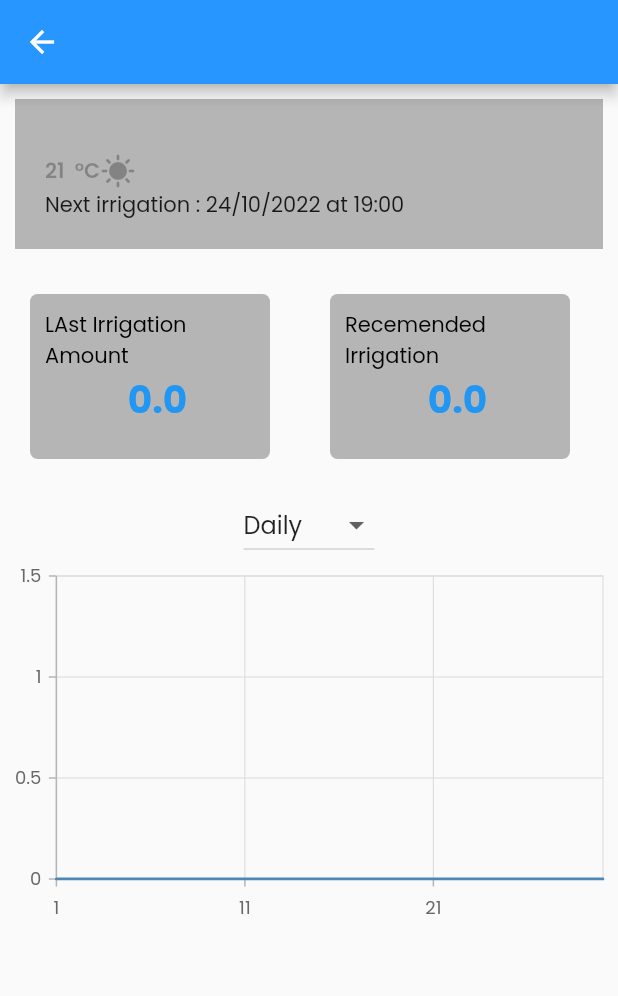
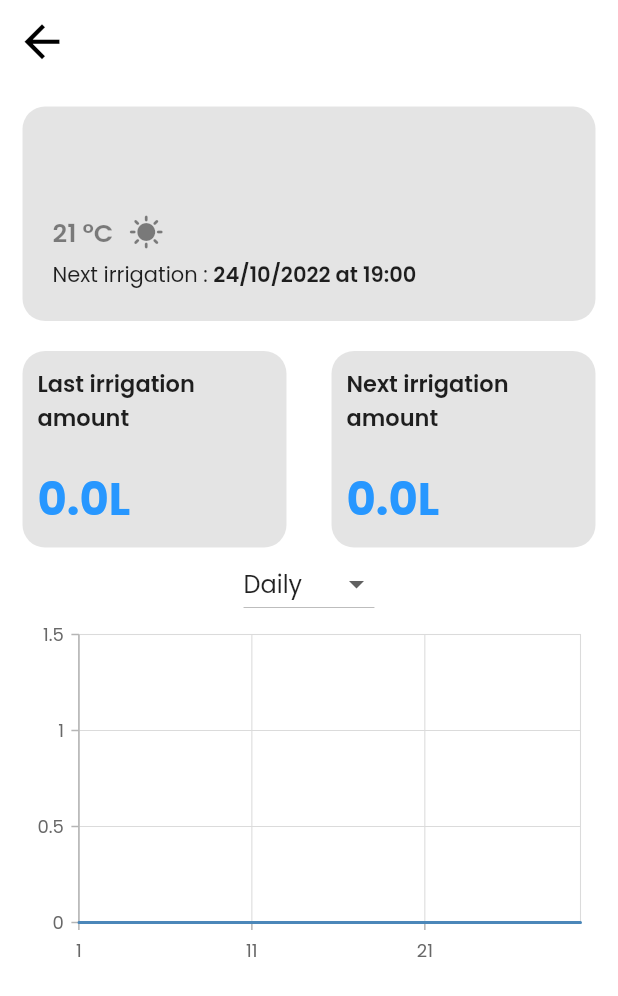
Before and after one commit to suleyman735/irrigoptimal, a Flutter app: the MyFieldsInfo screen opened directly with empty values, on a phone screen of 412 x 824 dp. Shown: the top 996 px of the screen. Run offline on Flutter 3.47's test engine with Material 2 defaults, Android fonts, the phone set to English and light mode, and no system bars; our stand-ins replace flutter_switch, syncfusion_flutter_charts; generated files the repository leaves out were written again.

Commit message:
francesco update

```diff
--- a/lib/Screens/home_page.dart
+++ b/lib/Screens/home_page.dart
@@ -29,11 +29,7 @@ class _MyHomePageState extends State<MyHomePage> {
       context,
       MaterialPageRoute(builder: (context) => IrrigationPage(title)),
     );
-    print('start page');
-    Navigator.push(
-      context,
-      MaterialPageRoute(builder: (context) => IrrigationPage(title)),
-    );
+
   }
 
   void goToHomePage() {
@@ -303,7 +299,7 @@ class _MyHomePageState extends State<MyHomePage> {
                     ),
                   ),
                   Text(
-                    '2 active fields',
+                    '2 ${AppLocalizations.of(context)!.activeFields}',
                     style: TextStyle(
                         fontWeight: FontWeight.w600,
                         color: const Color(0x3C000000),
@@ -320,7 +316,7 @@ class _MyHomePageState extends State<MyHomePage> {
                   shrinkWrap: true,
                   gridDelegate: const SliverGridDelegateWithMaxCrossAxisExtent(
                       maxCrossAxisExtent: 200,
-                      childAspectRatio: 3 / 2.4,
+                      childAspectRatio: 3 / 2.7,
                       crossAxisSpacing: 20,
                       mainAxisSpacing: 20),
                   itemCount: fields.length,
@@ -353,7 +349,7 @@ class _MyHomePageState extends State<MyHomePage> {
                           boxShadow: [
                             BoxShadow(
                               color: isCardEnabled[index] == true
-                                  ? style.accentColor.withOpacity(0.50)
+                                  ? style.accentColor.withOpacity(0.30)
                                   : style.accentColor.withOpacity(0.0),
                               spreadRadius: 5,
                               blurRadius: 15,
@@ -422,7 +418,7 @@ class _MyHomePageState extends State<MyHomePage> {
       backgroundColor: style.backgroundColor,
       elevation: 0,
       iconTheme: const IconThemeData(color: Colors.black, size: 35),
-      title: Text(style: TextStyle(color: style.accentColor), title),
+      title: Text(style: TextStyle(color: style.accentColor, fontSize: 22), title),
       centerTitle: true,
       actions: [
         DropdownButton<String>(
--- a/lib/Screens/infofield.dart
+++ b/lib/Screens/infofield.dart
@@ -3,6 +3,7 @@ import 'package:irrigoptimal/Screens/home_page.dart';
 import 'package:syncfusion_flutter_charts/charts.dart';
 
 import '../constant/field.dart';
+import '../main.dart';
 
 class MyFieldsInfo extends StatefulWidget {
   String fieldName;
@@ -23,6 +24,11 @@ class _MyFieldsInfoState extends State<MyFieldsInfo> {
   ];
   @override
   Widget build(BuildContext context) {
+
+    final mediaquery = MediaQuery.of(context);
+    style.isLandscape = mediaquery.orientation == Orientation.landscape;
+    style.deviceWidth = mediaquery.size.width;
+
     // final now = DateTime.now();
     // final berlinWallFell = DateTime.utc(now);
     // print(berlinWallFell.month);
@@ -41,111 +47,137 @@ class _MyFieldsInfoState extends State<MyFieldsInfo> {
         widget.cropsName, widget.recemonedAmount, widget.lastIrrigAmount));
 
     return Scaffold(
+
+      backgroundColor: style.backgroundColor,
+
       appBar: AppBar(
-        backgroundColor: Theme.of(context).backgroundColor,
+        backgroundColor: style.backgroundColor,
+        elevation: 0,
+        iconTheme: const IconThemeData(color: Colors.black, size: 35),
         leading: IconButton(
           onPressed: () => Navigator.of(context).pop(),
           icon: Icon(Icons.arrow_back),
         ),
-        title: Text(widget.fieldName),
+        title: Text(widget.fieldName, style: TextStyle(color: style.accentColor, fontSize: 22),),
         centerTitle: true,
       ),
       body: Container(
+
+        padding: EdgeInsets.all(15),
+
         child: ListView.builder(
           itemCount: fields.length,
           itemBuilder: (BuildContext context, int index) {
             return Column(
               children: [
                 Container(
-                  padding: EdgeInsets.only(left: 20),
-                  margin: EdgeInsets.all(10),
+                  padding: EdgeInsets.all(20),
+                  //margin: EdgeInsets.all(10),
                   width: double.infinity,
-                  height: 100,
-                  color: Color(0x46000000),
+                  decoration: BoxDecoration(
+                    color: style.inputFieldColor,
+                    borderRadius: BorderRadius.circular(15),
+                  ),
                   child: Column(children: [
                     Row(
                       children: [
                         Text(
                           style: TextStyle(
-                              fontSize: 24, fontWeight: FontWeight.w600),
+                              fontSize: 30, fontWeight: FontWeight.w600),
                           fields[index].cropsName,
                         ),
                       ],
                     ),
+                    SizedBox(height: 6,),
                     Row(
                       children: [
-                        Text('21  °C',
+                        Text('21 °C',
                             style: TextStyle(
-                              fontSize: 14,
+                              fontSize: 17,
                               fontWeight: FontWeight.w600,
-                              color: Color(0x46000000),
+                              color: style.subtitleCard,
                             )),
+                        SizedBox(width: 10,),
                         Icon(
                           Icons.sunny,
-                          color: Color(0x46000000),
+                          color: style.subtitleCard,
                         )
                       ],
                     ),
+                    SizedBox(height: 6,),
                     Row(
                       children: [
-                        Text('Next irrigation : '),
-                        Text('24/10/2022 at 19:00')
+                        Text('Next irrigation : ',style: TextStyle(fontWeight: FontWeight.w400),),
+                        Text('24/10/2022 at 19:00', style: TextStyle(fontWeight: FontWeight.w600),)
                       ],
                     ),
                   ]),
                 ),
-                Row(
-                  children: [
-                    Container(
-                        padding: EdgeInsets.only(left: 10, top: 10),
+
+                SizedBox(height: 20,),
+
+                Container(
+
+                  width: double.infinity,
+                  //color: Colors.red,
+
+                  child: Row(
+
+                    mainAxisAlignment: style.isLandscape ? MainAxisAlignment.center : MainAxisAlignment.spaceBetween,
+
+                    children: [
+                      Container(
+                        padding: EdgeInsets.all(10),
                         decoration: BoxDecoration(
-                          borderRadius: BorderRadius.circular(5),
-                          color: Color(0x46000000),
+                          borderRadius: BorderRadius.circular(15),
+                          color: style.inputFieldColor,
+
                         ),
-                        margin: EdgeInsets.all(20),
-                        height: 110,
-                        width: 160,
+                        width: style.isLandscape ? style.deviceHeight/2 - 30 : style.deviceWidth/2 - 30,
                         child: Column(
+                          crossAxisAlignment: CrossAxisAlignment.start,
                           children: [
-                            Text(
-                              'LAst Irrigation Amount',
-                              style: TextStyle(color: Colors.black),
-                            ),
-                            Text(
-                              fields[index].fieldsLastIrrigAmount.toString(),
-                              style: TextStyle(
-                                  color: Colors.blue,
-                                  fontWeight: FontWeight.w700,
-                                  fontSize: 25),
-                            ),
+
+                            Text('Last irrigation amount', style: TextStyle(fontWeight: FontWeight.w600, fontSize: 15),),
+                            SizedBox(height: 20,),
+                            Text('${fields[index].fieldsLastIrrigAmount.toString()}L', style: TextStyle(fontWeight: FontWeight.w700, fontSize: 30, color: style.accentColor),),
+
                           ],
-                        )),
-                    Container(
-                        padding: EdgeInsets.only(left: 10, top: 10),
+
+                        ),
+
+                      ),
+
+                      if(style.isLandscape) SizedBox(width: 30,)
+                      else Container(),
+
+                      Container(
+                        padding: EdgeInsets.all(10),
                         decoration: BoxDecoration(
-                          borderRadius: BorderRadius.circular(5),
-                          color: Color(0x46000000),
+                          borderRadius: BorderRadius.circular(15),
+                          color: style.inputFieldColor,
+
                         ),
-                        margin: EdgeInsets.all(20),
-                        height: 110,
-                        width: 160,
+                        width: style.isLandscape ? style.deviceHeight/2 - 30 : style.deviceWidth/2 - 30,
                         child: Column(
+                          crossAxisAlignment: CrossAxisAlignment.start,
                           children: [
-                            Text(
-                              'Recemended Irrigation',
-                              style: TextStyle(color: Colors.black),
-                            ),
-                            Text(
-                              fields[index].fieldsRecemonedAmount.toString(),
-                              style: TextStyle(
-                                  color: Colors.blue,
-                                  fontWeight: FontWeight.w700,
-                                  fontSize: 25),
-                            ),
+
+                            Text('Next irrigation amount', style: TextStyle(fontWeight: FontWeight.w600, fontSize: 15),),
+                            SizedBox(height: 20,),
+                            Text('${fields[index].fieldsRecemonedAmount.toString()}L', style: TextStyle(fontWeight: FontWeight.w700, fontSize: 30, color: style.accentColor),),
+
                           ],
-                        )),
-                  ],
+
+                        ),
+
+                      ),
+                    ],
+
+                  ),
+
                 ),
+
                 Column(
                   children: [
                     Container(
@@ -165,9 +197,8 @@ class _MyFieldsInfoState extends State<MyFieldsInfo> {
                           }),
                     ),
                     Container(
-                      height: 250,
+                      height: 240,
                       width: double.infinity,
-                      // color: Colors.red,
                       child: SfCartesianChart(
                         primaryXAxis: DateTimeAxis(),
                         series: <ChartSeries>[
@@ -188,7 +219,11 @@ class _MyFieldsInfoState extends State<MyFieldsInfo> {
             );
           },
         ),
+
       ),
+
     );
+
+
   }
 }
--- a/lib/Screens/irrigation_page.dart
+++ b/lib/Screens/irrigation_page.dart
@@ -129,8 +129,8 @@ class _IrrigationPageState extends State<IrrigationPage> {
                   Text(
                     'Irrigation',
                     style: TextStyle(
-                      fontWeight: FontWeight.w600,
-                      fontSize: style.getTextSize(style.textScale, 35.0 + 15),
+                      fontWeight: FontWeight.w500,
+                      fontSize: style.getTextSize(style.textScale, 30.0 + 15),
                     ),
                   ),
                   const SizedBox(
```
